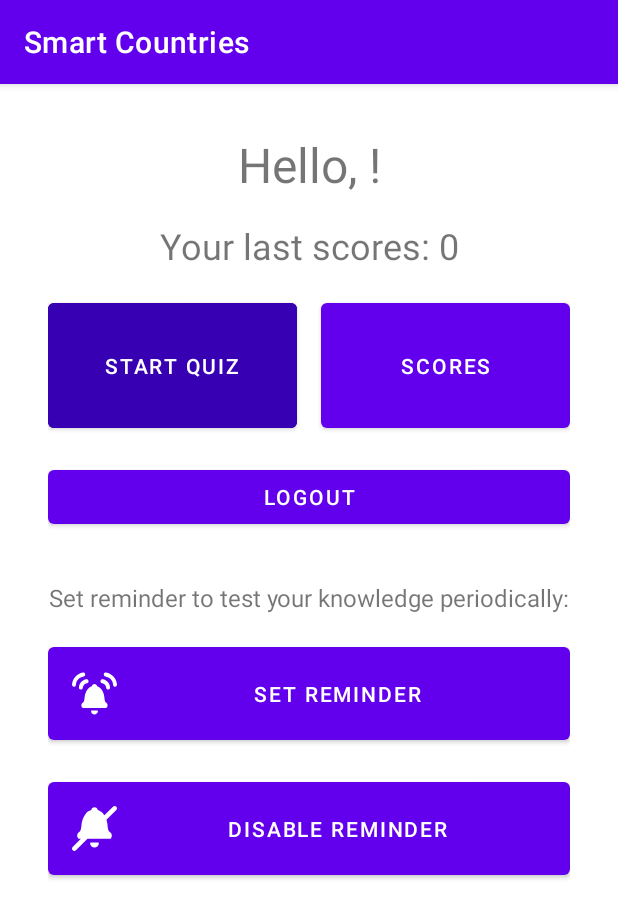
After one commit to vitalydervanowsky/SmartCountries, an Android app: the fragment HelloFragment placed in its activity, on a phone screen of 412 x 824 dp. The commit adds this screen. Shown: the top 918 px of the screen. Run offline under Robolectric (Android 15) with nearby library versions, the phone set to English and light mode, and no system bars; 2 statements that could not run were skipped.

Commit message:
add Notification with Service and WorkManager

```diff
--- a/app/build.gradle
+++ b/app/build.gradle
@@ -103,6 +103,10 @@ dependencies {
     implementation "org.koin:koin-android-viewmodel:$koin_version"
     implementation "org.koin:koin-androidx-scope:$koin_version"
 
+    // WorkManager: Kotlin + coroutines
+    def work_version = "2.7.0"
+    implementation "androidx.work:work-runtime-ktx:$work_version"
+
     // Testing
     testImplementation 'junit:junit:4.+'
     androidTestImplementation 'androidx.test.ext:junit:1.1.3'
--- a/app/src/main/AndroidManifest.xml
+++ b/app/src/main/AndroidManifest.xml
@@ -38,6 +38,11 @@
                 <category android:name="android.intent.category.LAUNCHER" />
             </intent-filter>
         </activity>
+
+        <service
+            android:name=".service.ReminderService"
+            android:icon="@drawable/ic_reminder_set"
+            android:label="@string/set_reminder" />
     </application>
 
 </manifest>
--- /dev/null
+++ b/app/src/main/java/by/dzrvnsk/smartcountries/fragments/HelloFragment.kt
@@ -0,0 +1,99 @@
+package by.dzrvnsk.smartcountries.fragments
+
+import android.content.*
+import android.content.Context.BIND_AUTO_CREATE
+import android.os.Bundle
+import android.os.IBinder
+import android.view.LayoutInflater
+import android.view.View
+import android.view.ViewGroup
+import android.widget.Toast
+import androidx.fragment.app.Fragment
+import by.dzrvnsk.smartcountries.R
+import by.dzrvnsk.smartcountries.databinding.FragmentHelloBinding
+import by.dzrvnsk.smartcountries.service.ReminderService
+
+class HelloFragment : Fragment() {
+
+    private var _binding: FragmentHelloBinding? = null
+    private val binding get() = _binding!!
+    private val sharedPrefs: SharedPreferences by lazy {
+        requireActivity().getSharedPreferences("LAST_LOGIN", Context.MODE_PRIVATE)
+    }
+    private var reminderService: ReminderService? = ReminderService()
+
+    private val connection = object : ServiceConnection {
+        override fun onServiceConnected(name: ComponentName?, service: IBinder?) {
+            val binder = service as ReminderService.LocalBinder
+            reminderService = binder.getReminderServiceInstance()
+        }
+
+        override fun onServiceDisconnected(p0: ComponentName?) {
+            reminderService = null
+        }
+    }
+
+    override fun onCreateView(
+        inflater: LayoutInflater, container: ViewGroup?,
+        savedInstanceState: Bundle?
+    ): View {
+        _binding = FragmentHelloBinding.inflate(layoutInflater, container, false)
+        return binding.root
+    }
+
+    override fun onViewCreated(view: View, savedInstanceState: Bundle?) {
+        with(binding) {
+            super.onViewCreated(view, savedInstanceState)
+
+            activity?.bindService(
+                Intent(context, ReminderService::class.java),
+                connection,
+                BIND_AUTO_CREATE
+            )
+
+
+            val helloText =
+                getString(R.string.say_hello) + sharedPrefs.getString("LAST_USER_NAME", "") + "!"
+            tvHello.text = helloText
+            var lastScores = sharedPrefs.getInt("LAST_USERS_SCORES", 0).toString()
+//            if (lastScores.toInt() == 0) {
+//                tvLastScores.visibility = View.GONE
+//            }
+            lastScores = getString(R.string.last_scores) + lastScores
+            tvLastScores.text = lastScores
+
+            btnStartQuiz.setOnClickListener { }
+
+            btnShowScores.setOnClickListener { }
+
+            btnLogout.setOnClickListener {
+                parentFragmentManager.beginTransaction()
+                    .setCustomAnimations(
+                        R.anim.slide_in_bottom,
+                        R.anim.fade_out,
+                        R.anim.fade_in,
+                        R.anim.slide_out_bottom
+                    )
+                    .addToBackStack(null)
+                    .replace(R.id.container, LoginFragment())
+                    .commit()
+            }
+
+            btnSetReminder.setOnClickListener {
+                reminderService?.start()
+                Toast.makeText(requireContext(), "Reminder is set!", Toast.LENGTH_SHORT).show()
+            }
+
+            btnDisableReminder.setOnClickListener {
+                reminderService?.stop()
+                activity?.unbindService(connection)
+                Toast.makeText(requireContext(), "Reminder is disabled!", Toast.LENGTH_SHORT).show()
+            }
+        }
+    }
+
+    override fun onDestroy() {
+        super.onDestroy()
+        _binding = null
+    }
+}
--- a/app/src/main/java/by/dzrvnsk/smartcountries/fragments/MenuFragment.kt
+++ b/app/src/main/java/by/dzrvnsk/smartcountries/fragments/MenuFragment.kt
@@ -1,5 +1,7 @@
 package by.dzrvnsk.smartcountries.fragments
 
+import android.content.Context
+import android.content.SharedPreferences
 import android.os.Bundle
 import android.view.LayoutInflater
 import android.view.View
@@ -12,6 +14,9 @@ class MenuFragment : Fragment() {
 
     private var _binding: FragmentMenuBinding? = null
     private val binding get() = _binding!!
+    private val sharedPrefs: SharedPreferences by lazy {
+        requireActivity().getSharedPreferences("LAST_LOGIN", Context.MODE_PRIVATE)
+    }
 
     override fun onCreateView(
         inflater: LayoutInflater, container: ViewGroup?,
@@ -38,6 +43,22 @@ class MenuFragment : Fragment() {
                     .commit()
             }
 
+            val lastLogin = sharedPrefs.getString("LAST_USER_NAME", "")
+
+            if (lastLogin?.length!! > 0) {
+                btnTest.setOnClickListener {
+                    parentFragmentManager.beginTransaction()
+                        .setCustomAnimations(
+                            R.anim.slide_in_bottom,
+                            R.anim.fade_out,
+                            R.anim.fade_in,
+                            R.anim.slide_out_bottom
+                        )
+                        .addToBackStack(null)
+                        .replace(R.id.container, HelloFragment())
+                        .commit()
+                }
+            } else {
                 btnTest.setOnClickListener {
                     parentFragmentManager.beginTransaction()
                         .setCustomAnimations(
@@ -52,6 +73,7 @@ class MenuFragment : Fragment() {
                 }
             }
         }
+    }
 
     override fun onDestroy() {
         super.onDestroy()
--- /dev/null
+++ b/app/src/main/java/by/dzrvnsk/smartcountries/service/ReminderService.kt
@@ -0,0 +1,43 @@
+package by.dzrvnsk.smartcountries.service
+
+import android.app.Service
+import android.content.Intent
+import android.os.Binder
+import android.os.IBinder
+import androidx.work.PeriodicWorkRequest
+import androidx.work.WorkManager
+import java.util.concurrent.TimeUnit
+
+const val WORK_TAG = "PERIODIC_REMINDER"
+
+class ReminderService : Service() {
+    private var periodicWorkRequest: PeriodicWorkRequest? = null
+    private val binder: IBinder = LocalBinder()
+
+    override fun onBind(intent: Intent?): IBinder {
+        periodicWorkRequest = PeriodicWorkRequest
+            .Builder(ReminderWorker::class.java, 2, TimeUnit.HOURS)
+            .addTag(WORK_TAG)
+            .build()
+        return binder
+    }
+
+    fun start() {
+        periodicWorkRequest?.let { WorkManager.getInstance(this).enqueue(it) }
+    }
+
+    fun stop() {
+        WorkManager.getInstance(this).cancelAllWorkByTag(WORK_TAG)
+    }
+
+    inner class LocalBinder : Binder() {
+        fun getReminderServiceInstance(): ReminderService {
+            return this@ReminderService
+        }
+    }
+
+    override fun onDestroy() {
+        super.onDestroy()
+        periodicWorkRequest = null
+    }
+}
--- /dev/null
+++ b/app/src/main/res/drawable/ic_reminder_disable.xml
@@ -0,0 +1,12 @@
+<vector xmlns:android="http://schemas.android.com/apk/res/android"
+    android:width="30dp"
+    android:height="30dp"
+    android:viewportWidth="336.659"
+    android:viewportHeight="336.659">
+    <path
+        android:fillColor="#FFFFFFFF"
+        android:pathData="M194.03,273.246h-52.341c-1.703,0 -3.304,0.744 -4.392,2.041c-2.128,2.537 -1.507,6.06 -1.095,8.391l0.034,0.196c2.722,15.6 16.207,26.922 32.064,26.922c16.152,0 30.011,-12.047 32.236,-28.021c0.014,-0.098 0.037,-0.208 0.059,-0.327c0.269,-1.418 0.827,-4.369 -1.229,-6.851C198.639,274.719 196.978,273.246 194.03,273.246z" />
+    <path
+        android:fillColor="#FFFFFFFF"
+        android:pathData="M331.534,5.125c-6.834,-6.834 -17.914,-6.834 -24.749,0l-64.57,64.57c-1.386,-2.163 -2.846,-4.298 -4.392,-6.391c-12.097,-16.374 -27.165,-27.333 -44.83,-32.621C191.708,18.21 181.137,8.449 168.33,8.449c-12.808,0 -23.379,9.763 -24.663,22.238c-17.666,5.284 -32.732,16.243 -44.83,32.621c-17.272,23.376 -24.252,51.742 -27.076,71.494c-0.021,0.169 -0.042,0.333 -0.056,0.483c-0.179,1.778 -0.356,3.664 -0.542,5.638c-1.252,13.317 -3.347,35.606 -9.099,44.808c-0.088,0.146 -0.172,0.292 -0.303,0.521c-1.605,2.887 -4.686,5.588 -7.946,8.447c-8.048,7.055 -23.029,20.186 -10.282,43.856c2.313,4.297 6.782,6.967 11.663,6.967h11.192L5.125,306.785c-6.834,6.834 -6.834,17.915 0,24.749c3.417,3.417 7.896,5.125 12.375,5.125s8.957,-1.708 12.375,-5.125l86.012,-86.012h165.577c4.875,0 9.343,-2.668 11.663,-6.966c12.745,-23.667 -2.231,-36.8 -10.279,-43.858c-3.261,-2.856 -6.341,-5.554 -7.931,-8.413c-0.103,-0.188 -0.215,-0.378 -0.362,-0.619c-5.713,-9.141 -7.807,-31.427 -9.058,-44.742c-0.185,-1.975 -0.363,-3.865 -0.54,-5.624c-0.016,-0.165 -0.036,-0.329 -0.067,-0.57c-1.287,-9 -3.45,-19.819 -7.066,-31.145l73.711,-73.711C338.368,23.04 338.368,11.96 331.534,5.125z" />
+</vector>
--- /dev/null
+++ b/app/src/main/res/drawable/ic_reminder_set.xml
@@ -0,0 +1,24 @@
+<vector xmlns:android="http://schemas.android.com/apk/res/android"
+    android:width="30dp"
+    android:height="30dp"
+    android:viewportWidth="346.013"
+    android:viewportHeight="346.013">
+    <path
+        android:fillColor="#FFFFFFFF"
+        android:pathData="M261.752,242.918c-2.429,-2.128 -4.723,-4.138 -5.832,-6.133c-0.088,-0.161 -0.184,-0.324 -0.32,-0.549c-4.244,-6.792 -5.837,-23.742 -6.788,-33.866c-0.142,-1.521 -0.279,-2.975 -0.416,-4.336c-0.014,-0.138 -0.03,-0.274 -0.058,-0.482c-2.181,-15.25 -7.596,-37.241 -21.01,-55.398c-9.281,-12.563 -20.811,-21.047 -34.316,-25.263c-1.391,-9.796 -9.832,-17.353 -20.006,-17.353c-10.174,0 -18.617,7.559 -20.006,17.355c-13.504,4.213 -25.035,12.697 -34.316,25.262c-13.414,18.154 -18.83,40.146 -21.01,55.396l-0.016,0.122c-0.017,0.131 -0.032,0.259 -0.04,0.353c-0.138,1.369 -0.275,2.82 -0.417,4.34c-0.952,10.129 -2.545,27.082 -6.828,33.934c-0.076,0.125 -0.147,0.25 -0.255,0.438c-1.134,2.041 -3.428,4.053 -5.855,6.182c-5.969,5.23 -18.388,16.116 -8.156,35.115c1.979,3.677 5.804,5.961 9.98,5.961h173.839c4.173,0 7.996,-2.283 9.979,-5.96C280.135,259.04 267.721,248.153 261.752,242.918z" />
+    <path
+        android:fillColor="#FFFFFFFF"
+        android:pathData="M192.752,302.979h-40.214c-1.652,0 -3.205,0.723 -4.262,1.981c-1.982,2.362 -1.427,5.51 -1.096,7.39l0.026,0.151c2.188,12.541 13.028,21.644 25.776,21.644c12.984,0 24.125,-9.685 25.912,-22.511l0.039,-0.21c0.221,-1.165 0.737,-3.892 -1.189,-6.219C197.055,304.374 195.491,302.979 192.752,302.979z" />
+    <path
+        android:fillColor="#FFFFFFFF"
+        android:pathData="M101.631,24.448c-1.338,-8.176 -9.046,-13.723 -17.227,-12.379C61.8,15.77 40.925,27.203 25.623,44.26C10.266,61.382 1.415,82.568 0.028,105.529c-0.5,8.269 5.799,15.378 14.068,15.877c0.308,0.019 0.614,0.028 0.918,0.028c7.871,0 14.478,-6.135 14.958,-14.097c0.975,-16.132 7.193,-31.017 17.982,-43.045c10.907,-12.159 25.187,-19.98 41.296,-22.618C97.428,40.335 102.97,32.623 101.631,24.448z" />
+    <path
+        android:fillColor="#FFFFFFFF"
+        android:pathData="M83.133,128.277c0.519,-8.591 3.831,-16.518 9.576,-22.924c5.809,-6.475 13.414,-10.64 21.993,-12.045c8.175,-1.339 13.718,-9.051 12.379,-17.227c-1.338,-8.175 -9.045,-13.723 -17.227,-12.379c-15.182,2.485 -29.202,10.163 -39.478,21.619c-10.167,11.334 -16.271,25.946 -17.189,41.146c-0.5,8.269 5.799,15.378 14.068,15.877c0.308,0.019 0.613,0.028 0.918,0.028C76.044,142.373 82.652,136.238 83.133,128.277z" />
+    <path
+        android:fillColor="#FFFFFFFF"
+        android:pathData="M345.985,105.529c-1.387,-22.961 -10.238,-44.147 -25.596,-61.27c-15.301,-17.057 -36.176,-28.489 -58.78,-32.19c-8.172,-1.346 -15.889,4.203 -17.227,12.379c-1.339,8.175 4.203,15.888 12.379,17.227c16.109,2.639 30.39,10.459 41.296,22.617c10.79,12.029 17.008,26.914 17.982,43.046c0.48,7.962 7.087,14.097 14.959,14.097c0.304,0 0.61,-0.01 0.918,-0.028C340.186,120.907 346.485,113.797 345.985,105.529z" />
+    <path
+        android:fillColor="#FFFFFFFF"
+        android:pathData="M275.636,85.321c-10.276,-11.455 -24.297,-19.133 -39.479,-21.618c-8.179,-1.344 -15.888,4.203 -17.227,12.379s4.204,15.889 12.379,17.227c8.58,1.405 16.186,5.57 21.994,12.045c5.746,6.406 9.057,14.333 9.575,22.923c0.48,7.962 7.087,14.097 14.959,14.097c0.304,0 0.609,-0.009 0.917,-0.027c8.27,-0.499 14.568,-7.606 14.069,-15.876C291.908,111.27 285.803,96.657 275.636,85.321z" />
+</vector>
--- /dev/null
+++ b/app/src/main/res/layout/fragment_hello.xml
@@ -0,0 +1,108 @@
+<?xml version="1.0" encoding="utf-8"?>
+<androidx.constraintlayout.widget.ConstraintLayout xmlns:android="http://schemas.android.com/apk/res/android"
+    xmlns:app="http://schemas.android.com/apk/res-auto"
+    xmlns:tools="http://schemas.android.com/tools"
+    android:layout_width="match_parent"
+    android:layout_height="match_parent"
+    android:padding="@dimen/great_offset"
+    tools:context=".fragments.HelloFragment">
+
+    <TextView
+        android:id="@+id/tv_hello"
+        android:layout_width="wrap_content"
+        android:layout_height="wrap_content"
+        android:textSize="@dimen/title_size"
+        app:layout_constraintEnd_toEndOf="parent"
+        app:layout_constraintStart_toStartOf="parent"
+        app:layout_constraintTop_toTopOf="parent"
+        tools:text="Hello, admin" />
+
+    <TextView
+        android:id="@+id/tv_last_scores"
+        android:layout_width="wrap_content"
+        android:layout_height="wrap_content"
+        android:layout_marginTop="@dimen/big_offset"
+        android:textSize="@dimen/big_text_size"
+        app:layout_constraintEnd_toEndOf="parent"
+        app:layout_constraintStart_toStartOf="parent"
+        app:layout_constraintTop_toBottomOf="@id/tv_hello"
+        tools:text="Your last scores: 100" />
+
+    <LinearLayout
+        android:id="@+id/layout_play_buttons"
+        android:layout_width="match_parent"
+        android:layout_height="wrap_content"
+        android:layout_marginTop="@dimen/big_offset"
+        android:orientation="horizontal"
+        app:layout_constraintEnd_toEndOf="parent"
+        app:layout_constraintStart_toStartOf="parent"
+        app:layout_constraintTop_toBottomOf="@id/tv_last_scores">
+
+        <Button
+            android:id="@+id/btn_start_quiz"
+            android:layout_width="0dp"
+            android:layout_height="wrap_content"
+            android:layout_marginEnd="@dimen/medium_offset"
+            android:layout_weight="1"
+            android:backgroundTint="@color/purple_700"
+            android:paddingVertical="@dimen/great_offset"
+            android:text="@string/start_quiz" />
+
+        <Button
+            android:id="@+id/btn_show_scores"
+            android:layout_width="0dp"
+            android:layout_height="wrap_content"
+            android:layout_marginStart="@dimen/medium_offset"
+            android:layout_weight="1"
+            android:paddingVertical="@dimen/great_offset"
+            android:text="@string/scores" />
+
+    </LinearLayout>
+
+    <Button
+        android:id="@+id/btn_logout"
+        android:layout_width="match_parent"
+        android:layout_height="wrap_content"
+        android:layout_marginTop="@dimen/big_offset"
+        android:text="@string/logout"
+        app:layout_constraintEnd_toEndOf="parent"
+        app:layout_constraintStart_toStartOf="parent"
+        app:layout_constraintTop_toBottomOf="@id/layout_play_buttons" />
+
+    <TextView
+        android:id="@+id/tv_set_reminder_label"
+        android:layout_width="wrap_content"
+        android:layout_height="wrap_content"
+        android:layout_marginTop="@dimen/great_offset"
+        android:text="@string/set_reminder_label"
+        android:textAlignment="center"
+        android:textSize="@dimen/medium_text_size"
+        app:layout_constraintEnd_toEndOf="parent"
+        app:layout_constraintStart_toStartOf="parent"
+        app:layout_constraintTop_toBottomOf="@id/btn_logout" />
+
+    <Button
+        android:id="@+id/btn_set_reminder"
+        android:layout_width="match_parent"
+        android:layout_height="wrap_content"
+        android:layout_marginTop="@dimen/big_offset"
+        android:drawableLeft="@drawable/ic_reminder_set"
+        android:paddingVertical="@dimen/big_offset"
+        android:text="@string/set_reminder"
+        app:layout_constraintEnd_toEndOf="parent"
+        app:layout_constraintStart_toStartOf="parent"
+        app:layout_constraintTop_toBottomOf="@+id/tv_set_reminder_label" />
+
+    <Button
+        android:id="@+id/btn_disable_reminder"
+        android:layout_width="match_parent"
+        android:layout_height="wrap_content"
+        android:layout_marginTop="@dimen/big_offset"
+        android:drawableLeft="@drawable/ic_reminder_disable"
+        android:paddingVertical="@dimen/big_offset"
+        android:text="@string/disable_reminder"
+        app:layout_constraintEnd_toEndOf="parent"
+        app:layout_constraintStart_toStartOf="parent"
+        app:layout_constraintTop_toBottomOf="@+id/btn_set_reminder" />
+
+</androidx.constraintlayout.widget.ConstraintLayout>
--- a/app/src/main/res/values/strings.xml
+++ b/app/src/main/res/values/strings.xml
@@ -10,4 +10,12 @@
     <string name="new_user_registration">New user registration</string>
     <string name="ivCountryFlagContentDescription">Flag of the country</string>
     <string name="app_widget_description">This is an app widget description</string>
+    <string name="say_hello">"Hello, "</string>
+    <string name="last_scores">"Your last scores: "</string>
+    <string name="start_quiz">Start quiz</string>
+    <string name="scores">Scores</string>
+    <string name="logout">Logout</string>
+    <string name="set_reminder_label">Set reminder to test your knowledge periodically:</string>
+    <string name="set_reminder">Set reminder</string>
+    <string name="disable_reminder">Disable reminder</string>
 </resources>
```
Also changed, not shown: app/src/main/java/by/dzrvnsk/smartcountries/fragments/LoginFragment.kt (+2 -7 lines), app/src/main/java/by/dzrvnsk/smartcountries/service/ReminderWorker.kt (added, +19 -0 lines), app/src/main/java/by/dzrvnsk/smartcountries/service/WorkerUtils.kt (added, +60 -0 lines). Lines whose indentation alone changed are shown as unchanged.
